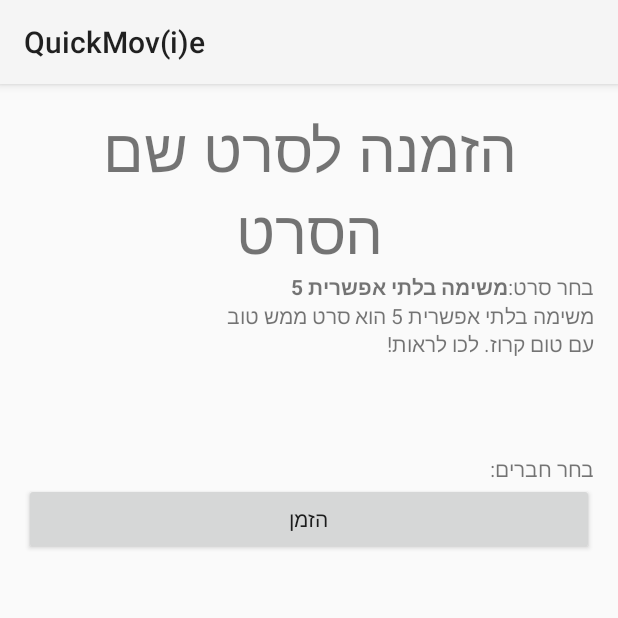
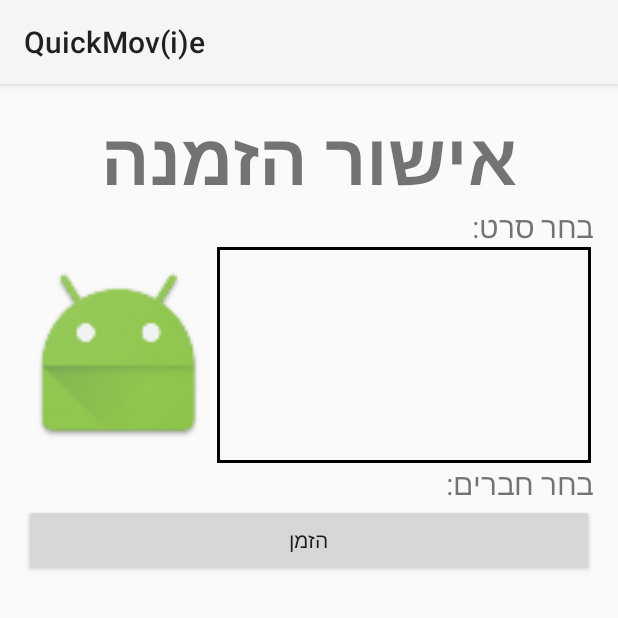
Before and after one commit to ilbargal/QuickMov-i-e, an Android app: the NavigationActivity screen opened directly, with no data from a screen before it, on a phone screen of 412 x 824 dp, the top half of it. Run offline under Robolectric (Android 15) with nearby library versions, the phone set to English and light mode, and no system bars.

Commit message:
bar changes

```diff
--- a/app/src/main/java/com/finalandroidproject/quickmovie/Activities/NavigationActivity.java
+++ b/app/src/main/java/com/finalandroidproject/quickmovie/Activities/NavigationActivity.java
@@ -12,6 +12,7 @@ import com.finalandroidproject.quickmovie.Model.Friend;
 import com.finalandroidproject.quickmovie.Model.Movie;
 import com.finalandroidproject.quickmovie.Model.MovieInvitation;
 import com.finalandroidproject.quickmovie.R;
+import com.finalandroidproject.quickmovie.UsefulClasses.IntentHelper;
 
 import java.util.List;
 
@@ -27,7 +28,8 @@ public class NavigationActivity extends Activity {
         FragmentManager fragmentManager = getFragmentManager();
         FragmentTransaction fragmentTransaction = fragmentManager.beginTransaction();
 
-        Fragment currFragment = createSelectMovieNavigationFragment(null, null);
+        Movie currMovie = (Movie) IntentHelper.getObjectForKey("movie");
+        Fragment currFragment = createSelectMovieNavigationFragment(currMovie, null);
         fragmentTransaction.add(R.id.frgNavigationContainer, currFragment);
         fragmentTransaction.commit();
     }
--- a/app/src/main/java/com/finalandroidproject/quickmovie/Fragments/FriendFragment.java
+++ b/app/src/main/java/com/finalandroidproject/quickmovie/Fragments/FriendFragment.java
@@ -5,6 +5,7 @@ import android.app.FragmentTransaction;
 import android.content.Intent;
 import android.os.Bundle;
 import android.app.ListFragment;
+import android.support.v4.view.ViewPager;
 import android.view.LayoutInflater;
 import android.view.View;
 import android.view.ViewGroup;
@@ -53,11 +54,13 @@ public class FriendFragment extends ListFragment {
             @Override
             public void onClick(View v) {
                 // TODO: get all users contacts and open new fragment or change the current fragment...
+
+                ViewPager pager = (ViewPager) getActivity().findViewById(R.id.pager);
                 FragmentManager fragmentManager = getActivity().getFragmentManager();
                 FragmentTransaction fragmentTransaction = fragmentManager.beginTransaction();
                 ContactsFragment fragment = new ContactsFragment();
                 fragmentTransaction.replace(R.id.pager, fragment);
-                fragmentTransaction.addToBackStack("friendsTAG");
+                fragmentTransaction.addToBackStack(null);
                 fragmentTransaction.commit();
             }
         });
--- a/app/src/main/java/com/finalandroidproject/quickmovie/Fragments/SelectMovieFragment.java
+++ b/app/src/main/java/com/finalandroidproject/quickmovie/Fragments/SelectMovieFragment.java
@@ -46,17 +46,17 @@ public class SelectMovieFragment extends Fragment {
 
     public void initalize(View currView) {
         //Movie myMovie = new MovieDAL().getMovieByName("bla bla");
-        Movie myMovie = new Movie("משימה בלתי אפשרית 5", "משימה בלתי אפשרית 5 הוא סרט ממש טוב עם טום קרוז. לכו לראות!", "5", "אימה", null, "https://upload.wikimedia.org/wikipedia/he/6/63/Mission_Impossible_-_Rogue_Nation.jpg");
         final List<Friend> friends = new ArrayList<Friend>();
 
-        if (myMovie != null) {
+        if (currMovie != null) {
+
             TextView movieName = (TextView) currView.findViewById(R.id.lstMovies);
             TextView movieDescription = (TextView) currView.findViewById(R.id.selectionMovieDescription);
             ImageView movieImage = (ImageView) currView.findViewById(R.id.selectionMovieImage);
 
-            movieName.setText(myMovie.getName());
-            movieDescription.setText(myMovie.getDescription());
-            new DownloadImageTask(movieImage).execute(myMovie.getImagePath());
+            movieName.setText(currMovie.getName());
+            movieDescription.setText(currMovie.getDescription());
+            new DownloadImageTask(movieImage).execute(currMovie.getImagePath());
         }
 
         Button btnAddInvitation = (Button) currView.findViewById(R.id.btnCreateInvitation);
--- a/app/src/main/java/com/finalandroidproject/quickmovie/MainActivity.java
+++ b/app/src/main/java/com/finalandroidproject/quickmovie/MainActivity.java
@@ -11,6 +11,7 @@ import android.os.Bundle;
 import android.view.Menu;
 import android.view.MenuItem;
 
+import com.finalandroidproject.quickmovie.Fragments.ContactsFragment;
 import com.finalandroidproject.quickmovie.Fragments.FriendFragment;
 import com.finalandroidproject.quickmovie.Fragments.InvitationFragment;
 import com.finalandroidproject.quickmovie.Fragments.MovieFragment;
--- /dev/null
+++ b/app/src/main/res/drawable/back.xml
@@ -0,0 +1,4 @@
+<?xml version="1.0" encoding="utf-8"?>
+<shape xmlns:android="http://schemas.android.com/apk/res/android" android:shape="rectangle" >
+    <stroke android:width="2dip" android:color="#000000" />
+</shape>
--- a/app/src/main/res/layout/fragment_contacts.xml
+++ b/app/src/main/res/layout/fragment_contacts.xml
@@ -2,7 +2,10 @@
     xmlns:tools="http://schemas.android.com/tools" android:layout_width="match_parent"
     android:layout_height="match_parent"
     tools:context="com.finalandroidproject.quickmovie.Fragments.ContactsFragment">
-
+    <TextView
+        android:layout_width="wrap_content"
+        android:layout_height="wrap_content"
+        android:text="This is contacts fragment"/>
     <ListView android:id="@android:id/list" android:layout_width="match_parent"
         android:layout_height="match_parent" android:numColumns="2"
         android:background="@color/colorPrimary"/>
--- a/app/src/main/res/layout/fragment_select_movie.xml
+++ b/app/src/main/res/layout/fragment_select_movie.xml
@@ -4,12 +4,15 @@
     android:layout_height="match_parent"
     android:orientation="vertical"
     android:layoutDirection="rtl"
+    android:scrollbars="vertical"
     tools:context="com.finalandroidproject.quickmovie.Fragments.SelectMovieFragment">
     <TextView
         android:layout_width="fill_parent"
         android:layout_height="wrap_content"
-        android:text="הזמנה לסרט שם הסרט"
-        android:textSize="60px"
+        android:text="אישור הזמנה"
+        android:textStyle="bold"
+        android:textSize="48dp"
+        android:elegantTextHeight="true"
         android:textAlignment="center"/>
     <LinearLayout
         android:layout_width="wrap_content"
@@ -18,11 +21,13 @@
         <TextView
             android:layout_width="fill_parent"
             android:layout_height="wrap_content"
+            android:textSize="20dp"
             android:text="בחר סרט:"/>
         <TextView
             android:layout_width="fill_parent"
             android:layout_height="wrap_content"
             android:text=""
+            android:textSize="20dp"
             android:textStyle="bold"
             android:id="@+id/lstMovies" />
     </LinearLayout>
@@ -34,6 +39,11 @@
             android:inputType="textMultiLine"
             android:id="@+id/selectionMovieDescription"
             android:minLines="6"
+            android:textSize="20dp"
+            android:textStyle="italic"
+            android:background="@drawable/back"
+            android:layout_marginLeft="2dp"
+            android:layout_marginRight="2dp"
             android:editable="false"
             android:gravity="top|right"
             android:layout_height="wrap_content"
@@ -50,6 +60,7 @@
     <TextView
         android:layout_width="fill_parent"
         android:layout_height="wrap_content"
+        android:textSize="20dp"
         android:text="בחר חברים:"/>
     <ListView android:id="@+id/selectionMovieFriends"
         android:layout_width="fill_parent"
```
Also changed, not shown: app/src/main/java/com/finalandroidproject/quickmovie/Fragments/MovieFragment.java (+7 -3 lines).
